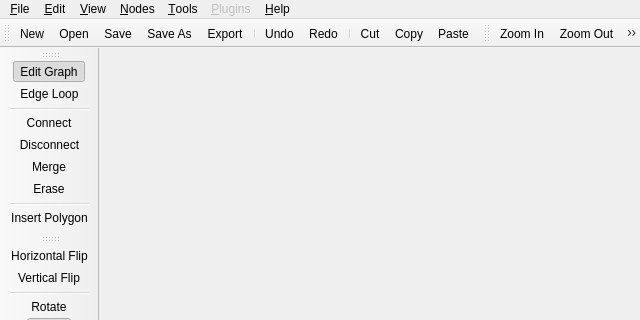
First picture: the form in src/dialogs/main_window.ui, repository mbasaglia/Knotter, before the edit; both pictures show x 0 to 640 and y 0 to 320 of the 640 by 480 pixel window.
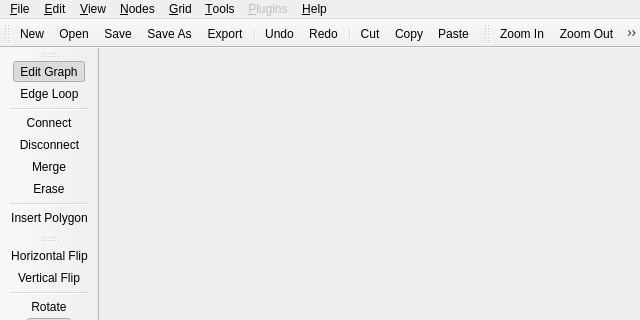
Second picture: the form after the edit. Icons and pictures are not drawn. Custom widgets are drawn as their Qt base class.

Commit message: Some grid action from menu

```diff
--- a/src/dialogs/main_window.ui
+++ b/src/dialogs/main_window.ui
@@ -215,10 +215,18 @@
     <addaction name="separator"/>
     <addaction name="action_Configure_Plugins"/>
    </widget>
+   <widget class="QMenu" name="menu_Grid">
+    <property name="title">
+     <string>&amp;Grid</string>
+    </property>
+    <addaction name="action_Snap_to_Grid"/>
+    <addaction name="action_Enable_Grid"/>
+   </widget>
    <addaction name="menu_File"/>
    <addaction name="menu_Edit"/>
    <addaction name="menu_View"/>
    <addaction name="menu_Nodes"/>
+   <addaction name="menu_Grid"/>
    <addaction name="menu_Tools"/>
    <addaction name="menu_Plugins"/>
    <addaction name="menu_Help"/>
```
Left out of the diff: 16 changed lines with no effect on the pictures. The commit also changes 7 other files.
